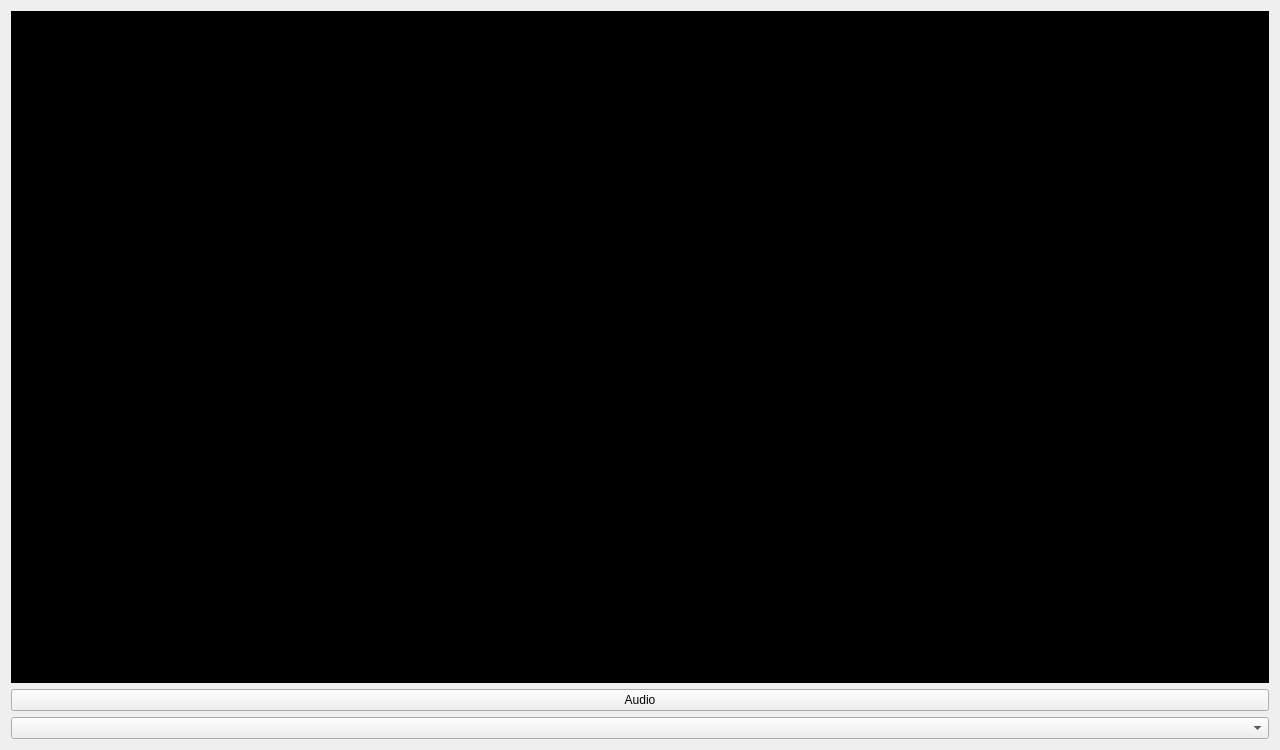
The window that src/UDPReceiver/mainwindow.ui (zty199/NetworkClassroom_LAN) describes before a commit, drawn with Qt 5.
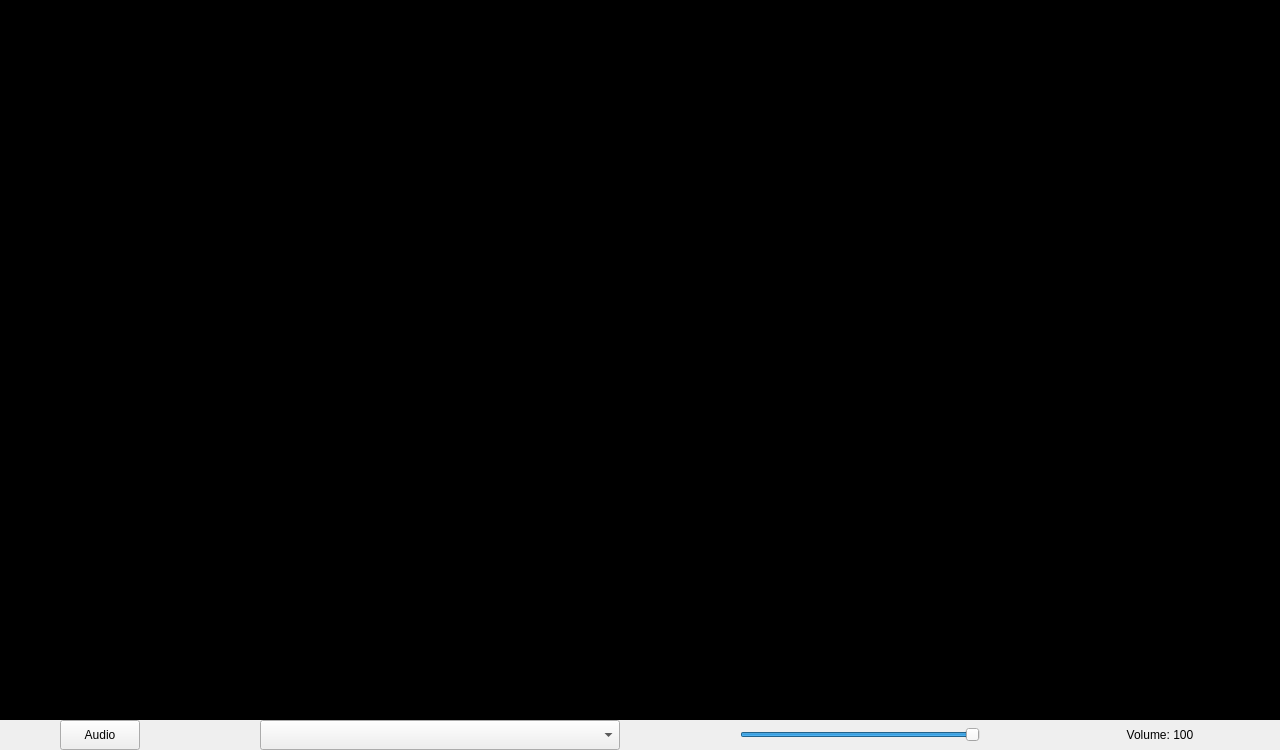
The same window after the commit.

Commit message:
Support Volume Adjustment
Support Volume Adjustment

Patch:
```diff
--- a/src/UDPReceiver/mainwindow.ui
+++ b/src/UDPReceiver/mainwindow.ui
@@ -19,7 +19,7 @@
   <property name="minimumSize">
    <size>
     <width>1280</width>
-    <height>720</height>
+    <height>750</height>
    </size>
   </property>
   <property name="maximumSize">
@@ -42,6 +42,197 @@
     </sizepolicy>
    </property>
    <layout class="QGridLayout" name="gridLayout">
+    <property name="leftMargin">
+     <number>0</number>
+    </property>
+    <property name="topMargin">
+     <number>0</number>
+    </property>
+    <property name="rightMargin">
+     <number>0</number>
+    </property>
+    <property name="bottomMargin">
+     <number>0</number>
+    </property>
+    <property name="spacing">
+     <number>0</number>
+    </property>
+    <item row="1" column="0">
+     <layout class="QVBoxLayout" name="verticalLayout">
+      <item>
+       <layout class="QHBoxLayout" name="horizontalLayout">
+        <property name="spacing">
+         <number>0</number>
+        </property>
+        <item>
+         <spacer name="horizontalSpacer_2">
+          <property name="orientation">
+           <enum>Qt::Horizontal</enum>
+          </property>
+          <property name="sizeType">
+           <enum>QSizePolicy::Minimum</enum>
+          </property>
+          <property name="sizeHint" stdset="0">
+           <size>
+            <width>30</width>
+            <height>30</height>
+           </size>
+          </property>
+         </spacer>
+        </item>
+        <item>
+         <widget class="QPushButton" name="btn_audio">
+          <property name="sizePolicy">
+           <sizepolicy hsizetype="Maximum" vsizetype="Fixed">
+            <horstretch>0</horstretch>
+            <verstretch>0</verstretch>
+           </sizepolicy>
+          </property>
+          <property name="minimumSize">
+           <size>
+            <width>60</width>
+            <height>30</height>
+           </size>
+          </property>
+          <property name="text">
+           <string>Audio</string>
+          </property>
+         </widget>
+        </item>
+        <item>
+         <spacer name="horizontalSpacer">
+          <property name="orientation">
+           <enum>Qt::Horizontal</enum>
+          </property>
+          <property name="sizeType">
+           <enum>QSizePolicy::Minimum</enum>
+          </property>
+          <property name="sizeHint" stdset="0">
+           <size>
+            <width>90</width>
+            <height>30</height>
+           </size>
+          </property>
+         </spacer>
+        </item>
+        <item>
+         <widget class="QComboBox" name="cb_device">
+          <property name="sizePolicy">
+           <sizepolicy hsizetype="Maximum" vsizetype="Fixed">
+            <horstretch>0</horstretch>
+            <verstretch>0</verstretch>
+           </sizepolicy>
+          </property>
+          <property name="minimumSize">
+           <size>
+            <width>360</width>
+            <height>30</height>
+           </size>
+          </property>
+         </widget>
+        </item>
+        <item>
+         <spacer name="horizontalSpacer_3">
+          <property name="orientation">
+           <enum>Qt::Horizontal</enum>
+          </property>
+          <property name="sizeType">
+           <enum>QSizePolicy::Minimum</enum>
+          </property>
+          <property name="sizeHint" stdset="0">
+           <size>
+            <width>90</width>
+            <height>30</height>
+           </size>
+          </property>
+         </spacer>
+        </item>
+        <item>
+         <widget class="QSlider" name="slider_volume">
+          <property name="sizePolicy">
+           <sizepolicy hsizetype="Maximum" vsizetype="Fixed">
+            <horstretch>0</horstretch>
+            <verstretch>0</verstretch>
+           </sizepolicy>
+          </property>
+          <property name="minimumSize">
+           <size>
+            <width>240</width>
+            <height>30</height>
+           </size>
+          </property>
+          <property name="maximum">
+           <number>100</number>
+          </property>
+          <property name="pageStep">
+           <number>5</number>
+          </property>
+          <property name="value">
+           <number>100</number>
+          </property>
+          <property name="orientation">
+           <enum>Qt::Horizontal</enum>
+          </property>
+         </widget>
+        </item>
+        <item>
+         <spacer name="horizontalSpacer_4">
+          <property name="orientation">
+           <enum>Qt::Horizontal</enum>
+          </property>
+          <property name="sizeType">
+           <enum>QSizePolicy::Minimum</enum>
+          </property>
+          <property name="sizeHint" stdset="0">
+           <size>
+            <width>90</width>
+            <height>30</height>
+           </size>
+          </property>
+         </spacer>
+        </item>
+        <item>
+         <widget class="QLabel" name="volume">
+          <property name="sizePolicy">
+           <sizepolicy hsizetype="Maximum" vsizetype="Fixed">
+            <horstretch>0</horstretch>
+            <verstretch>0</verstretch>
+           </sizepolicy>
+          </property>
+          <property name="minimumSize">
+           <size>
+            <width>120</width>
+            <height>30</height>
+           </size>
+          </property>
+          <property name="text">
+           <string>Volume: 100</string>
+          </property>
+          <property name="alignment">
+           <set>Qt::AlignCenter</set>
+          </property>
+         </widget>
+        </item>
+        <item>
+         <spacer name="horizontalSpacer_5">
+          <property name="orientation">
+           <enum>Qt::Horizontal</enum>
+          </property>
+          <property name="sizeType">
+           <enum>QSizePolicy::Minimum</enum>
+          </property>
+          <property name="sizeHint" stdset="0">
+           <size>
+            <width>30</width>
+            <height>30</height>
+           </size>
+          </property>
+         </spacer>
+        </item>
+       </layout>
+      </item>
+     </layout>
+    </item>
     <item row="0" column="0">
      <widget class="QLabel" name="videoViewer">
       <property name="sizePolicy">
@@ -52,8 +243,8 @@
       </property>
       <property name="minimumSize">
        <size>
-        <width>0</width>
-        <height>0</height>
+        <width>1280</width>
+        <height>720</height>
        </size>
       </property>
       <property name="maximumSize">
@@ -73,16 +264,6 @@
       </property>
      </widget>
     </item>
-    <item row="3" column="0">
-     <widget class="QComboBox" name="cb_device"/>
-    </item>
-    <item row="2" column="0">
-     <widget class="QPushButton" name="btn_audio">
-      <property name="text">
-       <string>Audio</string>
-      </property>
-     </widget>
-    </item>
    </layout>
   </widget>
  </widget>
```
The commit also changes 5 other files.
